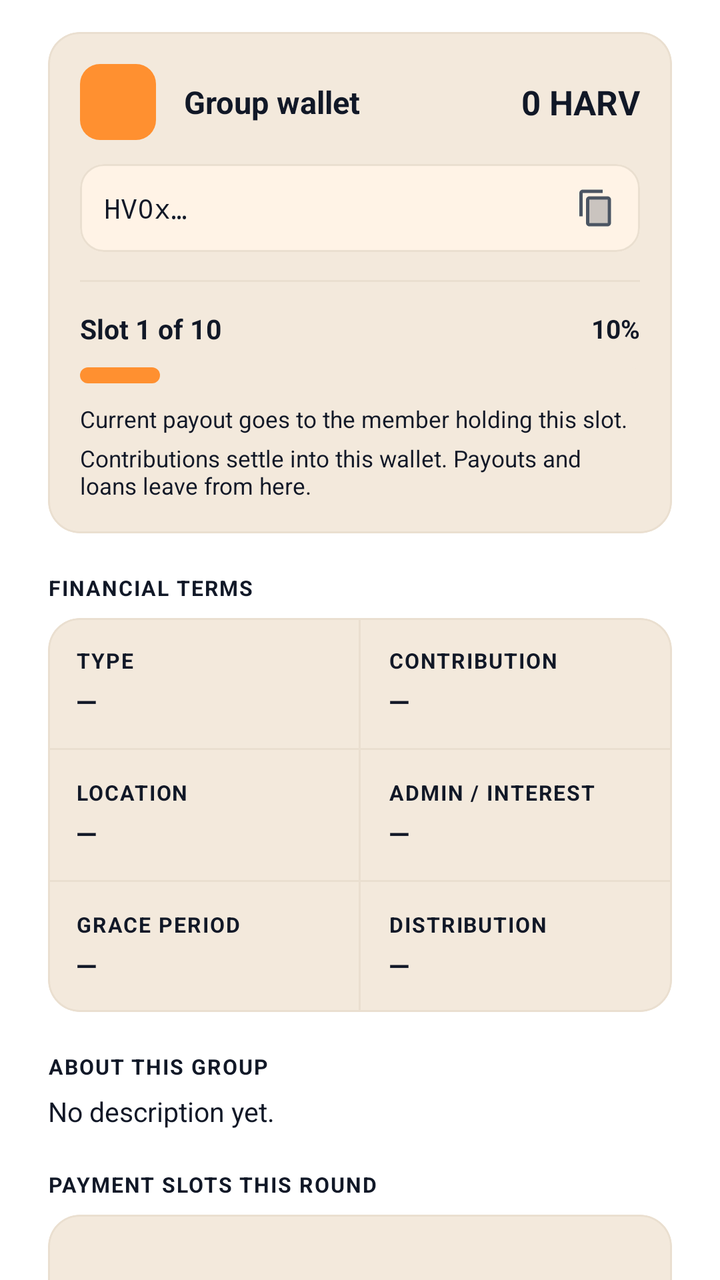
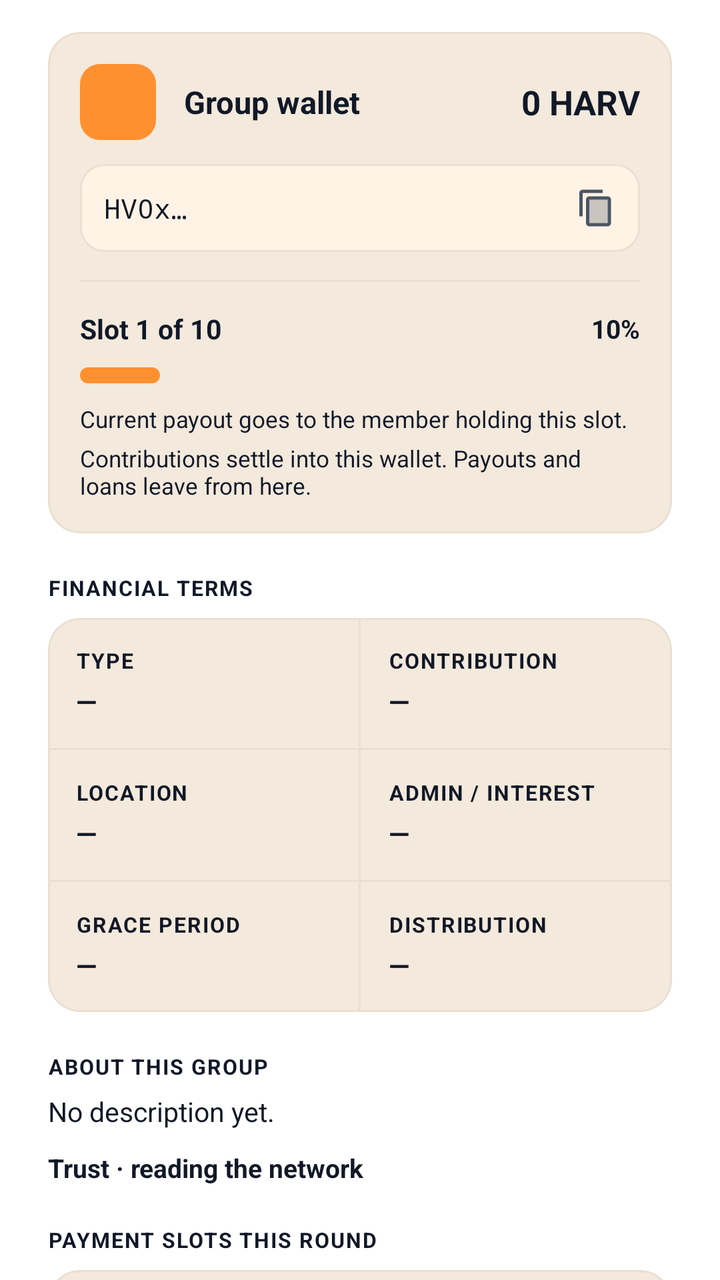

Compare the two renders of this Android layout. The source of the first and the diff that turns it into the second are given below.
<!-- AndroidManifest.xml: application theme AppTheme -->
<!-- res/layout/group_overview_fragment.xml -->
<androidx.core.widget.NestedScrollView
	xmlns:android="http://schemas.android.com/apk/res/android"
	xmlns:app="http://schemas.android.com/apk/res-auto"
	xmlns:tools="http://schemas.android.com/tools"
	android:layout_width="match_parent"
	android:layout_height="match_parent"
	android:fillViewport="true"
	android:overScrollMode="never"
	android:background="@color/colorSurface"
	android:id="@+id/_main">
	<LinearLayout
		android:id="@+id/linear60"
		android:layout_width="match_parent"
		android:layout_height="wrap_content"
		android:paddingTop="16dp"
		android:paddingBottom="24dp"
		android:orientation="vertical"
		android:paddingHorizontal="24dp">
		<com.google.android.material.card.MaterialCardView
			android:id="@+id/card_group_wallet"
			android:layout_width="match_parent"
			android:layout_height="wrap_content"
			app:cardBackgroundColor="@color/colorSurfaceRaised"
			app:cardCornerRadius="16dp"
			app:cardElevation="0dp"
			app:strokeWidth="1dp"
			app:strokeColor="@color/colorCardStroke">
			<LinearLayout
				android:id="@+id/linear76"
				android:layout_width="match_parent"
				android:layout_height="wrap_content"
				android:padding="16dp"
				android:orientation="vertical">
				<LinearLayout
					android:id="@+id/linear17"
					android:layout_width="match_parent"
					android:layout_height="wrap_content"
					android:gravity="center_vertical"
					android:orientation="horizontal">
					<ImageView
						android:id="@+id/imageview15"
						android:layout_width="38dp"
						android:layout_height="38dp"
						android:padding="9dp"
						android:background="@drawable/bg_settings_icon_badge"
						android:src="@drawable/ic_wallet"
						android:scaleType="centerInside"
						app:tint="@color/colorAccent" />
					<TextView
						android:id="@+id/textview50"
						android:layout_width="0dp"
						android:layout_height="wrap_content"
						android:text="Group wallet"
						android:textStyle="bold"
						android:layout_weight="1"
						android:textSize="15.5sp"
						android:layout_marginStart="14dp" />
					<TextView
						android:id="@+id/tv_group_wallet_balance"
						android:layout_width="wrap_content"
						android:layout_height="wrap_content"
						android:text="0 HARV"
						android:textSize="17sp"
						android:textStyle="bold" />
				</LinearLayout>
				<com.google.android.material.card.MaterialCardView
					android:id="@+id/cardview22"
					android:layout_width="match_parent"
					android:layout_height="wrap_content"
					android:layout_marginTop="12dp"
					app:cardBackgroundColor="@color/colorSurfaceAlt"
					app:cardElevation="0dp"
					app:cardCornerRadius="12dp"
					app:strokeColor="@color/colorCardStroke"
					app:strokeWidth="1dp">
					<LinearLayout
						android:id="@+id/linear96"
						android:layout_width="match_parent"
						android:layout_height="wrap_content"
						android:padding="12dp"
						android:gravity="center_vertical"
						android:orientation="horizontal">
						<TextView
							android:id="@+id/tv_group_wallet_address"
							android:layout_width="0dp"
							android:layout_height="wrap_content"
							android:text="HV0x…"
							android:layout_weight="1"
							android:textSize="13.5sp"
							android:textIsSelectable="true"
							android:fontFamily="monospace" />
						<ImageView
							android:id="@+id/imageview16"
							android:layout_width="20dp"
							android:layout_height="20dp"
							android:src="@drawable/icon_content_copy_twotone"
							android:scaleType="centerInside"
							android:focusable="false"
							android:layout_marginStart="12dp"
							android:contentDescription="CopyAddress"
							app:tint="@color/colorTextSecondary" />
					</LinearLayout>
				</com.google.android.material.card.MaterialCardView>
				<View
					android:id="@+id/view18"
					android:layout_width="match_parent"
					android:layout_height="1dp"
					android:layout_marginTop="14dp"
					android:layout_marginBottom="14dp"
					android:background="@color/colorDivider" />
				<LinearLayout
					android:id="@+id/linear19"
					android:layout_width="match_parent"
					android:layout_height="wrap_content"
					android:gravity="center_vertical"
					android:orientation="horizontal">
					<TextView
						android:id="@+id/tv_cycle_status"
						android:layout_width="0dp"
						android:layout_height="wrap_content"
						android:text="Slot 1 of 10"
						android:textStyle="bold"
						android:layout_weight="1"
						android:textSize="13.5sp" />
					<TextView
						android:id="@+id/tv_cycle_percent"
						android:layout_width="wrap_content"
						android:layout_height="wrap_content"
						android:text="10%"
						android:textSize="13sp"
						android:textStyle="bold" />
				</LinearLayout>
				<FrameLayout
					android:id="@+id/frame_layout86"
					android:layout_width="match_parent"
					android:layout_height="8dp"
					android:layout_marginTop="10dp"
					android:background="@drawable/bg_progress_track">
					<View
						android:id="@+id/view_cycle_progress"
						android:layout_width="40dp"
						android:layout_height="match_parent"
						android:background="@drawable/bg_progress_fill" />
				</FrameLayout>
				<TextView
					android:id="@+id/tv_cycle_hint"
					android:layout_width="match_parent"
					android:layout_height="wrap_content"
					android:layout_marginTop="10dp"
					android:text="Current payout goes to the member holding this slot."
					android:textSize="11.5sp" />
				<TextView
					android:id="@+id/tv_group_wallet_hint"
					android:layout_width="match_parent"
					android:layout_height="wrap_content"
					android:layout_marginTop="4dp"
					android:text="Contributions settle into this wallet. Payouts and loans leave from here."
					android:textSize="11.5sp" />
			</LinearLayout>
		</com.google.android.material.card.MaterialCardView>
		<TextView
			android:id="@+id/textview52"
			android:layout_width="wrap_content"
			android:layout_height="wrap_content"
			android:layout_marginTop="20dp"
			android:layout_marginBottom="8dp"
			android:text="FINANCIAL TERMS"
			android:textStyle="bold"
			android:textSize="10.5sp"
			android:letterSpacing="0.06" />
		<com.google.android.material.card.MaterialCardView
			android:id="@+id/cardview18"
			android:layout_width="match_parent"
			android:layout_height="wrap_content"
			app:cardBackgroundColor="@color/colorSurfaceRaised"
			app:cardCornerRadius="16dp"
			app:cardElevation="0dp"
			app:strokeWidth="1dp"
			app:strokeColor="@color/colorCardStroke">
			<LinearLayout
				android:id="@+id/linear20"
				android:layout_width="match_parent"
				android:layout_height="wrap_content"
				android:orientation="vertical">
				<LinearLayout
					android:id="@+id/linear78"
					android:layout_width="match_parent"
					android:layout_height="wrap_content"
					android:orientation="horizontal">
					<LinearLayout
						android:id="@+id/linear79"
						android:layout_width="0dp"
						android:layout_height="wrap_content"
						android:padding="14dp"
						android:orientation="vertical"
						android:layout_weight="1">
						<TextView
							android:id="@+id/textview7"
							android:layout_width="wrap_content"
							android:layout_height="wrap_content"
							android:text="TYPE"
							android:textStyle="bold"
							android:textSize="10.5sp"
							android:letterSpacing="0.06" />
						<TextView
							android:id="@+id/tv_rule_type"
							android:layout_width="wrap_content"
							android:layout_height="wrap_content"
							android:layout_marginTop="4dp"
							android:text="—"
							android:textStyle="bold"
							android:textSize="13.5sp" />
					</LinearLayout>
					<View
						android:id="@+id/view14"
						android:layout_width="1dp"
						android:layout_height="match_parent"
						android:background="@color/colorDivider" />
					<LinearLayout
						android:id="@+id/linear15"
						android:layout_width="0dp"
						android:layout_height="wrap_content"
						android:padding="14dp"
						android:orientation="vertical"
						android:layout_weight="1">
						<TextView
							android:id="@+id/textview8"
							android:layout_width="wrap_content"
							android:layout_height="wrap_content"
							android:text="CONTRIBUTION"
							android:textStyle="bold"
							android:textSize="10.5sp"
							android:letterSpacing="0.06" />
						<TextView
							android:id="@+id/tv_rule_contribution"
							android:layout_width="wrap_content"
							android:layout_height="wrap_content"
							android:layout_marginTop="4dp"
							android:text="—"
							android:textStyle="bold"
							android:textSize="13.5sp" />
					</LinearLayout>
				</LinearLayout>
				<View
					android:id="@+id/view16"
					android:layout_width="match_parent"
					android:layout_height="1dp"
					android:background="@color/colorDivider" />
				<LinearLayout
					android:id="@+id/linear18"
					android:layout_width="match_parent"
					android:layout_height="wrap_content"
					android:orientation="horizontal">
					<LinearLayout
						android:id="@+id/linear21"
						android:layout_width="0dp"
						android:layout_height="wrap_content"
						android:padding="14dp"
						android:orientation="vertical"
						android:layout_weight="1">
						<TextView
							android:id="@+id/textview9"
							android:layout_width="wrap_content"
							android:layout_height="wrap_content"
							android:text="LOCATION"
							android:textStyle="bold"
							android:textSize="10.5sp"
							android:letterSpacing="0.06" />
						<TextView
							android:id="@+id/tv_rule_location"
							android:layout_width="wrap_content"
							android:layout_height="wrap_content"
							android:layout_marginTop="4dp"
							android:text="—"
							android:textStyle="bold"
							android:textSize="13.5sp" />
					</LinearLayout>
					<View
						android:id="@+id/view22"
						android:layout_width="1dp"
						android:layout_height="match_parent"
						android:background="@color/colorDivider" />
					<LinearLayout
						android:id="@+id/linear23"
						android:layout_width="0dp"
						android:layout_height="wrap_content"
						android:padding="14dp"
						android:orientation="vertical"
						android:layout_weight="1">
						<TextView
							android:id="@+id/tv_label_admin_or_interest"
							android:layout_width="wrap_content"
							android:layout_height="wrap_content"
							android:text="ADMIN / INTEREST"
							android:textStyle="bold"
							android:textSize="10.5sp"
							android:letterSpacing="0.06" />
						<TextView
							android:id="@+id/tv_rule_admin_fee"
							android:layout_width="wrap_content"
							android:layout_height="wrap_content"
							android:layout_marginTop="4dp"
							android:text="—"
							android:textStyle="bold"
							android:textSize="13.5sp" />
					</LinearLayout>
				</LinearLayout>
				<View
					android:id="@+id/view24"
					android:layout_width="match_parent"
					android:layout_height="1dp"
					android:background="@color/colorDivider" />
				<LinearLayout
					android:id="@+id/linear25"
					android:layout_width="match_parent"
					android:layout_height="wrap_content"
					android:orientation="horizontal">
					<LinearLayout
						android:id="@+id/linear26"
						android:layout_width="0dp"
						android:layout_height="wrap_content"
						android:padding="14dp"
						android:orientation="vertical"
						android:layout_weight="1">
						<TextView
							android:id="@+id/textview11"
							android:layout_width="wrap_content"
							android:layout_height="wrap_content"
							android:text="GRACE PERIOD"
							android:textStyle="bold"
							android:textSize="10.5sp"
							android:letterSpacing="0.06" />
						<TextView
							android:id="@+id/tv_rule_grace_period"
							android:layout_width="wrap_content"
							android:layout_height="wrap_content"
							android:layout_marginTop="4dp"
							android:text="—"
							android:textStyle="bold"
							android:textSize="13.5sp" />
					</LinearLayout>
					<View
						android:id="@+id/view27"
						android:layout_width="1dp"
						android:layout_height="match_parent"
						android:background="@color/colorDivider" />
					<LinearLayout
						android:id="@+id/linear28"
						android:layout_width="0dp"
						android:layout_height="wrap_content"
						android:padding="14dp"
						android:orientation="vertical"
						android:layout_weight="1">
						<TextView
							android:id="@+id/textview12"
							android:layout_width="wrap_content"
							android:layout_height="wrap_content"
							android:text="DISTRIBUTION"
							android:textStyle="bold"
							android:textSize="10.5sp"
							android:letterSpacing="0.06" />
						<TextView
							android:id="@+id/tv_rule_distribution"
							android:layout_width="wrap_content"
							android:layout_height="wrap_content"
							android:layout_marginTop="4dp"
							android:text="—"
							android:textStyle="bold"
							android:textSize="13.5sp" />
					</LinearLayout>
				</LinearLayout>
			</LinearLayout>
		</com.google.android.material.card.MaterialCardView>
		<LinearLayout
			android:id="@+id/linear75"
			android:layout_width="match_parent"
			android:layout_height="wrap_content"
			android:layout_marginTop="20dp"
			android:orientation="vertical">
			<TextView
				android:id="@+id/textview49"
				android:layout_width="wrap_content"
				android:layout_height="wrap_content"
				android:text="ABOUT THIS GROUP"
				android:textStyle="bold"
				android:textSize="10.5sp"
				android:letterSpacing="0.06" />
			<TextView
				android:id="@+id/tv_overview_description"
				android:layout_width="match_parent"
				android:layout_height="wrap_content"
				android:layout_marginTop="6dp"
				android:text="No description yet."
				android:textSize="13.5sp"
				android:lineSpacingExtra="3dp" />
		</LinearLayout>
		<TextView
			android:id="@+id/tv_rules_header"
			android:layout_width="wrap_content"
			android:layout_height="wrap_content"
			android:layout_marginTop="20dp"
			android:layout_marginBottom="8dp"
			android:text="CODE OF CONDUCT"
			android:textStyle="bold"
			android:textSize="10.5sp"
			android:visibility="gone"
			android:letterSpacing="0.06" />
		<com.google.android.material.card.MaterialCardView
			android:id="@+id/card_code_of_conduct"
			android:layout_width="match_parent"
			android:layout_height="wrap_content"
			app:cardBackgroundColor="@color/colorSurfaceRaised"
			app:cardCornerRadius="16dp"
			app:cardElevation="0dp"
			android:visibility="gone"
			app:strokeWidth="1dp"
			app:strokeColor="@color/colorCardStroke">
			<LinearLayout
				android:id="@+id/layout_rules_container"
				android:layout_width="match_parent"
				android:layout_height="wrap_content"
				android:padding="16dp"
				android:orientation="vertical" />
		</com.google.android.material.card.MaterialCardView>
		<TextView
			android:id="@+id/textview21"
			android:layout_width="match_parent"
			android:layout_height="wrap_content"
			android:layout_marginTop="20dp"
			android:layout_marginBottom="8dp"
			android:text="PAYMENT SLOTS THIS ROUND"
			android:textStyle="bold"
			android:textSize="10.5sp"
			android:letterSpacing="0.06" />
		<com.google.android.material.card.MaterialCardView
			android:id="@+id/cardview10"
			android:layout_width="match_parent"
			android:layout_height="wrap_content"
			app:cardBackgroundColor="@color/colorSurfaceRaised"
			app:cardCornerRadius="16dp"
			app:cardElevation="0dp"
			app:strokeWidth="1dp"
			app:strokeColor="@color/colorCardStroke">
			<LinearLayout
				android:id="@+id/linear29"
				android:layout_width="match_parent"
				android:layout_height="wrap_content"
				android:padding="16dp"
				android:orientation="vertical">
				<LinearLayout
					android:id="@+id/layout_type_board"
					android:layout_width="match_parent"
					android:layout_height="wrap_content"
					android:orientation="vertical" />
				<androidx.recyclerview.widget.RecyclerView
					android:id="@+id/recycler_payment_slots"
					android:layout_width="match_parent"
					android:layout_height="wrap_content"
					android:nestedScrollingEnabled="false"
					android:overScrollMode="never" />
				<LinearLayout
					android:id="@+id/linear30"
					android:layout_width="match_parent"
					android:layout_height="wrap_content"
					android:layout_marginTop="14dp"
					android:orientation="vertical">
					<LinearLayout
						android:id="@+id/linear2"
						android:layout_width="wrap_content"
						android:layout_height="wrap_content"
						android:gravity="center_vertical"
						android:orientation="horizontal">
						<View
							android:id="@+id/view31"
							android:layout_width="10dp"
							android:layout_height="10dp"
							android:background="@color/colorTextMuted" />
						<TextView
							android:id="@+id/textview22"
							android:layout_width="wrap_content"
							android:layout_height="wrap_content"
							android:text="Not paid"
							android:textSize="11.5sp"
							android:layout_marginStart="6dp"
							android:layout_marginEnd="16dp" />
						<View
							android:id="@+id/view32"
							android:layout_width="10dp"
							android:layout_height="10dp"
							android:background="@color/colorAccent" />
						<TextView
							android:id="@+id/textview23"
							android:layout_width="wrap_content"
							android:layout_height="wrap_content"
							android:text="Paid this round"
							android:textSize="11.5sp"
							android:layout_marginStart="6dp" />
					</LinearLayout>
					<TextView
						android:id="@+id/tv_slot_grid_helper_hint"
						android:layout_width="match_parent"
						android:layout_height="wrap_content"
						android:layout_marginTop="8dp"
						android:text="Tracks unique member slots participating in Round 1"
						android:textSize="11sp"
						android:alpha="0.6" />
				</LinearLayout>
			</LinearLayout>
		</com.google.android.material.card.MaterialCardView>
		<com.google.android.material.card.MaterialCardView
			android:id="@+id/panel_rotating"
			android:layout_width="match_parent"
			android:layout_height="wrap_content"
			android:layout_marginTop="16dp"
			app:cardBackgroundColor="@color/colorSurfaceRaised"
			android:visibility="gone"
			app:cardCornerRadius="16dp"
			app:cardElevation="0dp"
			app:strokeWidth="1dp"
			app:strokeColor="@color/colorCardStroke">
			<LinearLayout
				android:id="@+id/linear87"
				android:layout_width="match_parent"
				android:layout_height="wrap_content"
				android:padding="16dp"
				android:orientation="vertical">
				<TextView
					android:id="@+id/textview58"
					android:layout_width="wrap_content"
					android:layout_height="wrap_content"
					android:text="Rotation Board"
					android:textSize="15sp"
					android:textStyle="bold" />
				<TextView
					android:id="@+id/tv_rotating_current"
					android:layout_width="match_parent"
					android:layout_height="wrap_content"
					android:layout_marginTop="8dp"
					android:text="Current slot: —"
					android:textSize="13.5sp" />
				<TextView
					android:id="@+id/tv_rotating_next"
					android:layout_width="match_parent"
					android:layout_height="wrap_content"
					android:layout_marginTop="4dp"
					android:text="Next recipient: —"
					android:textSize="13.5sp" />
				<TextView
					android:id="@+id/tv_rotating_method"
					android:layout_width="match_parent"
					android:layout_height="wrap_content"
					android:layout_marginTop="4dp"
					android:text="Order: —"
					android:textSize="12.5sp" />
			</LinearLayout>
		</com.google.android.material.card.MaterialCardView>
		<com.google.android.material.card.MaterialCardView
			android:id="@+id/panel_fixed"
			android:layout_width="match_parent"
			android:layout_height="wrap_content"
			android:layout_marginTop="16dp"
			app:cardBackgroundColor="@color/colorSurfaceRaised"
			android:visibility="gone"
			app:cardCornerRadius="16dp"
			app:cardElevation="0dp"
			app:strokeWidth="1dp"
			app:strokeColor="@color/colorCardStroke">
			<LinearLayout
				android:id="@+id/linear88"
				android:layout_width="match_parent"
				android:layout_height="wrap_content"
				android:padding="16dp"
				android:orientation="vertical">
				<TextView
					android:id="@+id/textview59"
					android:layout_width="wrap_content"
					android:layout_height="wrap_content"
					android:text="Savings Goal"
					android:textSize="15sp"
					android:textStyle="bold" />
				<TextView
					android:id="@+id/tv_fixed_goal"
					android:layout_width="match_parent"
					android:layout_height="wrap_content"
					android:layout_marginTop="8dp"
					android:text="Target: — HARV"
					android:textSize="13.5sp" />
				<TextView
					android:id="@+id/tv_fixed_progress"
					android:layout_width="match_parent"
					android:layout_height="wrap_content"
					android:layout_marginTop="4dp"
					android:text="Raised: — / —"
					android:textStyle="bold"
					android:textSize="13.5sp" />
				<TextView
					android:id="@+id/tv_fixed_rule"
					android:layout_width="match_parent"
					android:layout_height="wrap_content"
					android:layout_marginTop="4dp"
					android:text="Disbursement: —"
					android:textSize="12.5sp" />
			</LinearLayout>
		</com.google.android.material.card.MaterialCardView>
		<com.google.android.material.card.MaterialCardView
			android:id="@+id/panel_accumulative"
			android:layout_width="match_parent"
			android:layout_height="wrap_content"
			android:layout_marginTop="16dp"
			app:cardBackgroundColor="@color/colorSurfaceRaised"
			android:visibility="gone"
			app:cardCornerRadius="16dp"
			app:cardElevation="0dp"
			app:strokeWidth="1dp"
			app:strokeColor="@color/colorCardStroke">
			<LinearLayout
				android:id="@+id/linear89"
				android:layout_width="match_parent"
				android:layout_height="wrap_content"
				android:padding="16dp"
				android:orientation="vertical">
				<TextView
					android:id="@+id/textview60"
					android:layout_width="wrap_content"
					android:layout_height="wrap_content"
					android:text="Loan Facility"
					android:textSize="15sp"
					android:textStyle="bold" />
				<TextView
					android:id="@+id/tv_loan_rate"
					android:layout_width="match_parent"
					android:layout_height="wrap_content"
					android:layout_marginTop="8dp"
					android:text="Interest: —%"
					android:textSize="13.5sp" />
				<TextView
					android:id="@+id/tv_loan_withdrawal"
					android:layout_width="match_parent"
					android:layout_height="wrap_content"
					android:layout_marginTop="4dp"
					android:text="Withdrawal rule: —"
					android:textSize="12.5sp" />
				<TextView
					android:id="@+id/tv_loan_active_count"
					android:layout_width="match_parent"
					android:layout_height="wrap_content"
					android:layout_marginTop="4dp"
					android:text="Active loans: 0"
					android:textSize="13.5sp" />
			</LinearLayout>
		</com.google.android.material.card.MaterialCardView>
		<TextView
			android:id="@+id/textview61"
			android:layout_width="wrap_content"
			android:layout_height="wrap_content"
			android:layout_marginTop="20dp"
			android:layout_marginBottom="8dp"
			android:text="POOL SUMMARY"
			android:textStyle="bold"
			android:textSize="10.5sp"
			android:letterSpacing="0.06" />
		<com.google.android.material.card.MaterialCardView
			android:id="@+id/cardview21"
			android:layout_width="match_parent"
			android:layout_height="wrap_content"
			app:cardBackgroundColor="@color/colorSurfaceRaised"
			app:cardCornerRadius="16dp"
			app:cardElevation="0dp"
			app:strokeWidth="1dp"
			app:strokeColor="@color/colorCardStroke">
			<LinearLayout
				android:id="@+id/linear90"
				android:layout_width="match_parent"
				android:layout_height="wrap_content"
				android:padding="16dp"
				android:orientation="vertical">
				<LinearLayout
					android:id="@+id/linear91"
					android:layout_width="match_parent"
					android:layout_height="wrap_content"
					android:gravity="center_vertical"
					android:orientation="horizontal">
					<TextView
						android:id="@+id/textview62"
						android:layout_width="0dp"
						android:layout_height="wrap_content"
						android:text="Per contribution"
						android:layout_weight="1"
						android:textSize="13.5sp" />
					<TextView
						android:id="@+id/tv_pool_contribution"
						android:layout_width="wrap_content"
						android:layout_height="wrap_content"
						android:text="0 HARV"
						android:textStyle="bold"
						android:textSize="13.5sp" />
				</LinearLayout>
				<LinearLayout
					android:id="@+id/linear92"
					android:layout_width="match_parent"
					android:layout_height="wrap_content"
					android:layout_marginTop="10dp"
					android:gravity="center_vertical"
					android:orientation="horizontal">
					<TextView
						android:id="@+id/textview63"
						android:layout_width="0dp"
						android:layout_height="wrap_content"
						android:text="Full cycle pot"
						android:layout_weight="1"
						android:textSize="13.5sp" />
					<TextView
						android:id="@+id/tv_pool_total"
						android:layout_width="wrap_content"
						android:layout_height="wrap_content"
						android:text="0 HARV"
						android:textStyle="bold"
						android:textSize="13.5sp" />
				</LinearLayout>
				<LinearLayout
					android:id="@+id/linear93"
					android:layout_width="match_parent"
					android:layout_height="wrap_content"
					android:layout_marginTop="10dp"
					android:gravity="center_vertical"
					android:orientation="horizontal">
					<TextView
						android:id="@+id/textview64"
						android:layout_width="0dp"
						android:layout_height="wrap_content"
						android:text="Paid this round"
						android:layout_weight="1"
						android:textSize="13.5sp" />
					<TextView
						android:id="@+id/tv_pool_paid"
						android:layout_width="wrap_content"
						android:layout_height="wrap_content"
						android:text="0 / 0"
						android:textStyle="bold"
						android:textSize="13.5sp" />
				</LinearLayout>
			</LinearLayout>
		</com.google.android.material.card.MaterialCardView>
		<com.google.android.material.card.MaterialCardView
			android:id="@+id/panel_payout_requests"
			android:layout_width="match_parent"
			android:layout_height="wrap_content"
			android:layout_marginTop="16dp"
			app:cardBackgroundColor="@color/colorSurfaceRaised"
			android:visibility="gone"
			app:cardCornerRadius="16dp"
			app:cardElevation="0dp"
			app:strokeWidth="1dp"
			app:strokeColor="@color/colorCardStroke">
			<LinearLayout
				android:id="@+id/linear94"
				android:layout_width="match_parent"
				android:layout_height="wrap_content"
				android:padding="16dp"
				android:orientation="vertical">
				<TextView
					android:id="@+id/textview65"
					android:layout_width="wrap_content"
					android:layout_height="wrap_content"
					android:text="Payout Requests"
					android:textSize="15sp"
					android:textStyle="bold" />
				<androidx.recyclerview.widget.RecyclerView
					android:id="@+id/recycler_payout_requests"
					android:layout_width="match_parent"
					android:layout_height="wrap_content"
					android:layout_marginTop="10dp"
					android:nestedScrollingEnabled="false"
					android:overScrollMode="never" />
				<TextView
					android:id="@+id/tv_payout_requests_empty"
					android:layout_width="match_parent"
					android:layout_height="wrap_content"
					android:paddingTop="8dp"
					android:text="No pending payout requests."
					android:textSize="13sp" />
			</LinearLayout>
		</com.google.android.material.card.MaterialCardView>
	</LinearLayout>
</androidx.core.widget.NestedScrollView>
<!-- resources referenced by this layout -->
<resources>
  <color name="colorAccent">#FF9030</color>
  <color name="colorCardStroke">#EADFD0</color>
  <color name="colorDivider">#EADFD0</color>
  <color name="colorSurface">#FFFFFF</color>
  <color name="colorSurfaceAlt">#FFF3E6</color>
  <color name="colorSurfaceRaised">#F3E9DC</color>
  <color name="colorTextMuted">#9CA3AF</color>
  <color name="colorTextSecondary">#4B5563</color>
  <!-- drawable bg_progress_fill (drawable) -->
  <?xml version="1.0" encoding="utf-8"?>
  <shape xmlns:android="http://schemas.android.com/apk/res/android" android:shape="rectangle">
  	<solid android:color="@color/colorAccent" />
  	<corners android:radius="6dp" />
  	
  </shape>
  <!-- drawable bg_progress_track (drawable) -->
  <?xml version="1.0" encoding="utf-8"?>
  <shape xmlns:android="http://schemas.android.com/apk/res/android" android:shape="rectangle">
  	<solid android:color="@color/colorSurfaceRaised" />
  	<corners android:radius="6dp" />
  	
  </shape>
  <!-- drawable bg_settings_icon_badge (drawable) -->
  <?xml version="1.0" encoding="utf-8"?>
  <shape xmlns:android="http://schemas.android.com/apk/res/android" android:shape="rectangle">
  	<solid android:color="@color/colorAccent" />
  	<corners android:radius="10dp" />
  </shape>
  <!-- drawable ic_wallet (drawable) -->
  <?xml version="1.0" encoding="utf-8"?>
  <vector xmlns:android="http://schemas.android.com/apk/res/android"
      android:width="24dp"
      android:height="24dp"
      android:viewportWidth="24"
      android:viewportHeight="24">
  
      <path
          android:fillColor="#FFFFFFFF"
          android:pathData="M21,7.28V5c0,-1.1 -0.9,-2 -2,-2H5c-1.1,0 -2,0.9 -2,2v14c0,1.1 0.9,2 2,2h14c1.1,0 2,-0.9 2,-2v-2.28c0.59,-0.35 1,-0.98 1,-1.72v-4c0,-0.74 -0.41,-1.37 -1,-1.72zM12,12.5h9v3h-9v-3zM5,19V5h14v2H12c-1.1,0 -2,0.9 -2,2v6c0,1.1 0.9,2 2,2h7v2H5z" />
  
  </vector>
  <!-- drawable icon_content_copy_twotone (drawable-xhdpi) -->
  <?xml version='1.0' encoding='UTF-8' standalone='yes' ?>
  <vector xmlns:android="http://schemas.android.com/apk/res/android" android:width="48dp" android:height="48dp" android:viewportWidth="24.0" android:viewportHeight="24.0"><path android:pathData="M8 7h11v14H8z" android:fillColor="#FFFFFF" android:fillAlpha="0.3" /><path android:pathData="M16 1H4c-1.1 0-2 .9-2 2v14h2V3h12V1zm3 4H8c-1.1 0-2 .9-2 2v14c0 1.1.9 2 2 2h11c1.1 0 2-.9 2-2V7c0-1.1-.9-2-2-2zm0 16H8V7h11v14z" android:fillColor="#FFFFFF" /></vector>
  <style name="HarvannaTextView" parent="android:Widget.TextView">
          <item name="android:textColor">@color/colorTextPrimary</item>
      </style>
  <color name="colorTextOnAccent">#111827</color>
  <color name="colorAccentDark">#E57A14</color>
  <color name="colorError">#EF4444</color>
  <color name="colorTextPrimaryWhite">#FFFFFF</color>
  <color name="colorControlNormal">#6B7280</color>
  <color name="colorAccentRipple">#1AFF9030</color>
  <color name="colorAccentStroke">#33FF9030</color>
  <color name="colorAccentStrong">#B85F0A</color>
  <color name="colorTextPrimary">#111827</color>
  <color name="colorBackground">#FFF8F0</color>
  <color name="colorTextTertiary">#6B7280</color>
  <style name="HarvannaDialogButton" parent="Widget.MaterialComponents.Button.TextButton.Dialog">
          <item name="android:textColor">@color/colorAccent</item>
          <item name="android:minHeight">48dp</item>
      </style>
  <style name="HarvannaBottomSheetStyle" parent="Widget.MaterialComponents.BottomSheet.Modal">
          <item name="backgroundTint">?attr/colorSurface</item>
          <item name="shapeAppearanceOverlay">@style/HarvannaBottomSheetShape</item>
      </style>
  <style name="HarvannaBottomSheetShape" parent="">
          <item name="cornerFamily">rounded</item>
          <item name="cornerSizeTopLeft">20dp</item>
          <item name="cornerSizeTopRight">20dp</item>
          <item name="cornerSizeBottomLeft">0dp</item>
          <item name="cornerSizeBottomRight">0dp</item>
      </style>
  <!-- unchanged entries left out for length: 3 -->
</resources>

<!-- the commit's change to res/layout/group_overview_fragment.xml (unified diff, before → after) -->
@@ -393,6 +393,14 @@
 				android:text="No description yet."
 				android:textSize="13.5sp"
 				android:lineSpacingExtra="3dp" />
+			<TextView
+				android:id="@+id/tv_group_trust"
+				android:layout_width="match_parent"
+				android:layout_height="wrap_content"
+				android:layout_marginTop="10dp"
+				android:text="Trust · reading the network"
+				android:textSize="13sp"
+				android:textStyle="bold" />
 		</LinearLayout>
 		<TextView
 			android:id="@+id/tv_rules_header"
